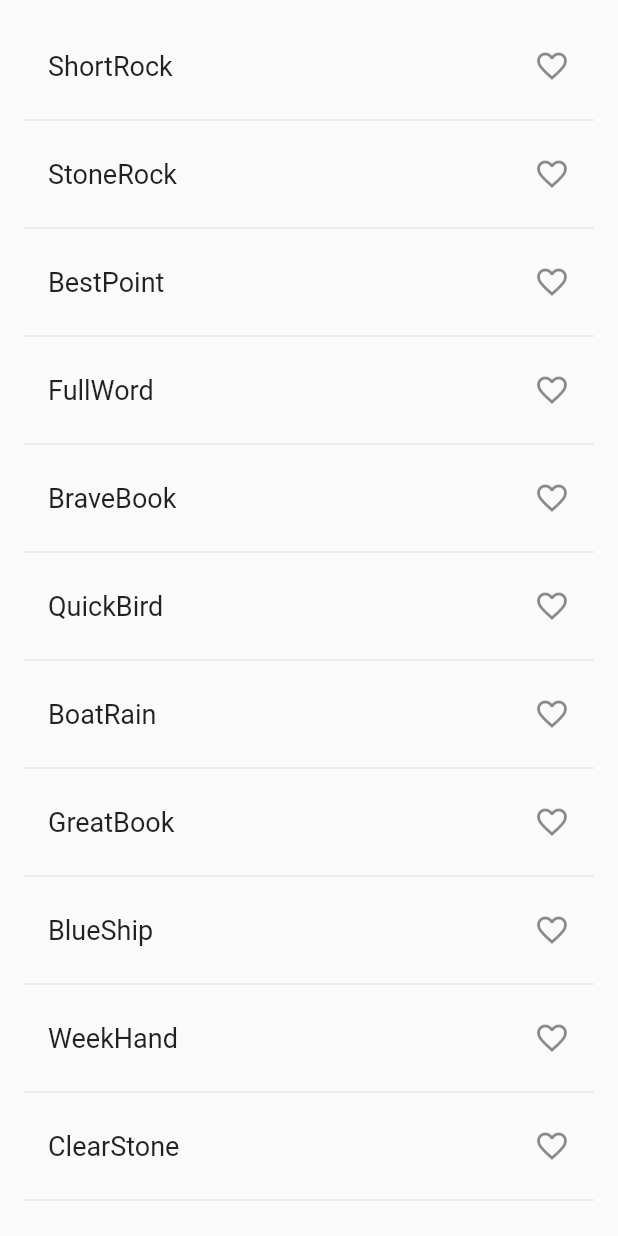
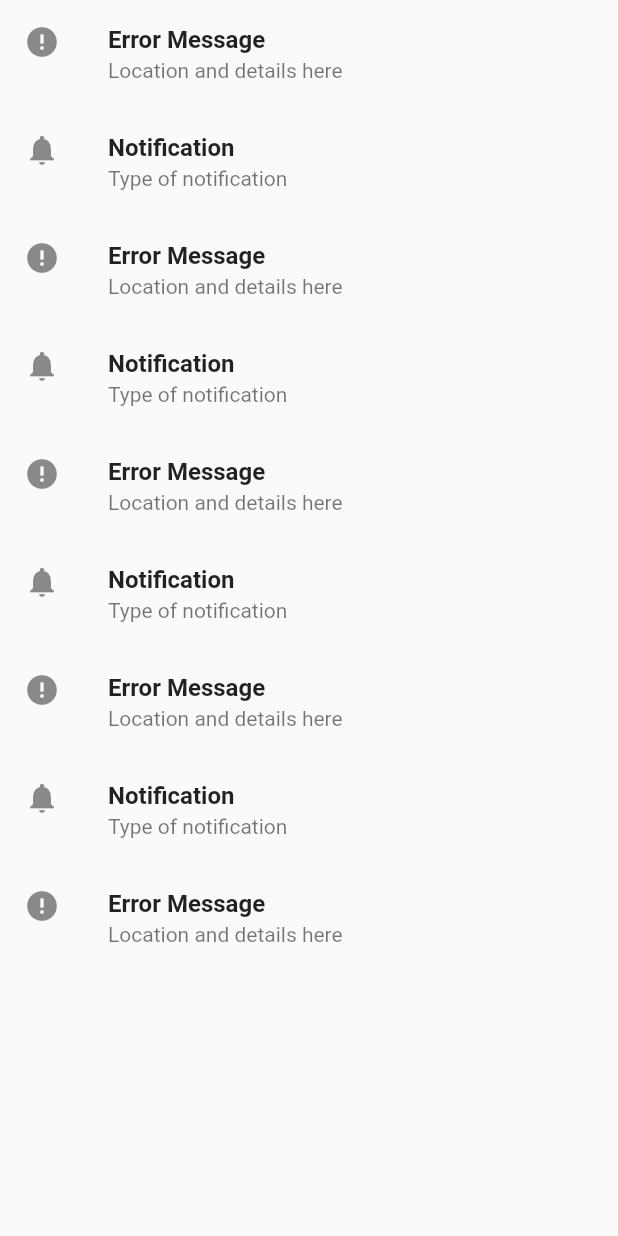
Before and after one commit to AlisonWonderlandApps/FlutterSplunk, a Flutter app: the RandomWords widget shown alone on an empty page, opened directly, on a phone screen of 412 x 824 dp. Run offline on Flutter 3.47's test engine with Material 2 defaults, Android fonts, the phone set to English and light mode, and no system bars.

Commit message:
Basic List in Stateless Widget

```diff
--- a/lib/pages/notifications_page.dart
+++ b/lib/pages/notifications_page.dart
@@ -1,22 +1,82 @@
 import 'package:flutter/material.dart';
-import 'package:english_words/english_words.dart';
+// import 'package:english_words/english_words.dart';
 
-class RandomWords extends StatefulWidget {
+class RandomWords extends StatelessWidget {
   @override
-  createState() => new RandomWordsState();
+  //createState() => new RandomWordsState();
+  Widget listSection = new ListView(
+    children: [
+      new ListTile(
+        leading: new Icon(Icons.error),
+        title: new Text('Error Message',
+            style: new TextStyle(fontWeight: FontWeight.bold,)),
+        subtitle: new Text('Location and details here'),),
+      new ListTile(
+        leading: new Icon(Icons.notifications),
+        title: new Text('Notification',
+            style: new TextStyle(fontWeight: FontWeight.bold)),
+        subtitle: new Text('Type of notification'),),
+      new ListTile(
+        leading: new Icon(Icons.error),
+        title: new Text('Error Message',
+            style: new TextStyle(fontWeight: FontWeight.bold,)),
+        subtitle: new Text('Location and details here'),),
+      new ListTile(
+        leading: new Icon(Icons.notifications),
+        title: new Text('Notification',
+            style: new TextStyle(fontWeight: FontWeight.bold)),
+        subtitle: new Text('Type of notification'),),
+      new ListTile(
+        leading: new Icon(Icons.error),
+        title: new Text('Error Message',
+            style: new TextStyle(fontWeight: FontWeight.bold,)),
+        subtitle: new Text('Location and details here'),),
+      new ListTile(
+        leading: new Icon(Icons.notifications),
+        title: new Text('Notification',
+            style: new TextStyle(fontWeight: FontWeight.bold)),
+        subtitle: new Text('Type of notification'),),
+      new ListTile(
+        leading: new Icon(Icons.error),
+        title: new Text('Error Message',
+            style: new TextStyle(fontWeight: FontWeight.bold,)),
+        subtitle: new Text('Location and details here'),),
+      new ListTile(
+        leading: new Icon(Icons.notifications),
+        title: new Text('Notification',
+            style: new TextStyle(fontWeight: FontWeight.bold)),
+        subtitle: new Text('Type of notification'),),
+      new ListTile(
+        leading: new Icon(Icons.error),
+        title: new Text('Error Message',
+            style: new TextStyle(fontWeight: FontWeight.bold,)),
+        subtitle: new Text('Location and details here'),),
+    ],
+  );
+
+  @override
+  Widget build(BuildContext context) {
+    return listSection;
+  }
+
 }
-
+/*
 class RandomWordsState extends State<RandomWords> {
   static String routeName = 'notifications-page';
   //_ enforces privacy
-  final _suggestions = <WordPair>[];
-  final _saved = new Set<WordPair>();
+  final _suggestions = <ListTile>[];
+  final _saved = new Set<ListTile>();
   final _biggerFont = const TextStyle(fontSize: 18.0);
 
   @override
   Widget build(BuildContext context) {
-    return _buildSuggestions();
+    //return _buildSuggestions();
+
+    return new Container();
+
   }
+
+
 
   Widget _buildSuggestions() {
     return new ListView.builder(
@@ -97,4 +157,4 @@ class RandomWordsState extends State<RandomWords> {
       ),
     );
   }
-}
+}*/
```
Also changed, not shown: pubspec.lock.
